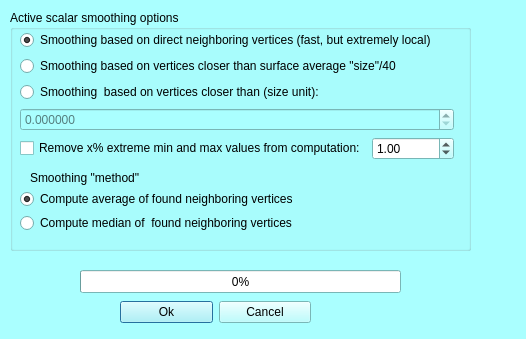
Qt form MorphoDig/Qt/mqScalarsSmoothDialog.ui (morphomuseum/MorphoDig) before a commit.
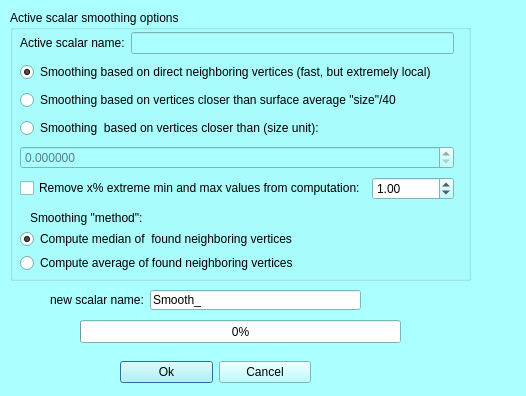
The same form after that commit.

Commit message: Scalar smoothing: new scalar name.

The edit to the form file:
```diff
--- a/MorphoDig/Qt/mqScalarsSmoothDialog.ui
+++ b/MorphoDig/Qt/mqScalarsSmoothDialog.ui
@@ -7,7 +7,7 @@
     <x>0</x>
     <y>0</y>
     <width>526</width>
-    <height>339</height>
+    <height>396</height>
    </rect>
   </property>
   <property name="palette">
@@ -432,7 +432,7 @@
    <property name="geometry">
     <rect>
      <x>120</x>
-     <y>300</y>
+     <y>360</y>
      <width>191</width>
      <height>25</height>
     </rect>
@@ -460,7 +460,7 @@
      <x>10</x>
      <y>10</y>
      <width>461</width>
-     <height>241</height>
+     <height>271</height>
     </rect>
    </property>
    <property name="title">
@@ -472,10 +472,31 @@
       <x>10</x>
       <y>20</y>
       <width>434</width>
-      <height>131</height>
+      <height>172</height>
      </rect>
     </property>
     <layout class="QVBoxLayout" name="verticalLayout">
+     <item>
+      <layout class="QHBoxLayout" name="horizontalLayout_3">
+       <item>
+        <widget class="QLabel" name="label_2">
+         <property name="text">
+          <string>Active scalar name:</string>
+         </property>
+        </widget>
+       </item>
+       <item>
+        <widget class="QLineEdit" name="activeScalarName">
+         <property name="enabled">
+          <bool>false</bool>
+         </property>
+         <property name="text">
+          <string/>
+         </property>
+        </widget>
+       </item>
+      </layout>
+     </item>
      <item>
       <widget class="QRadioButton" name="localNeighbours">
        <property name="text">
@@ -549,27 +570,30 @@
     <property name="geometry">
      <rect>
       <x>10</x>
-      <y>180</y>
+      <y>220</y>
       <width>441</width>
       <height>42</height>
      </rect>
     </property>
     <layout class="QVBoxLayout" name="verticalLayout_2">
-     <item>
-      <widget class="QRadioButton" name="average">
-       <property name="text">
-        <string>Compute average of found neighboring vertices</string>
-       </property>
-       <property name="checked">
-        <bool>true</bool>
-       </property>
-      </widget>
-     </item>
      <item>
       <widget class="QRadioButton" name="median">
        <property name="text">
         <string>Compute median of  found neighboring vertices</string>
        </property>
+       <property name="checked">
+        <bool>true</bool>
+       </property>
+      </widget>
+     </item>
+     <item>
+      <widget class="QRadioButton" name="average">
+       <property name="text">
+        <string>Compute average of found neighboring vertices</string>
+       </property>
+       <property name="checked">
+        <bool>false</bool>
+       </property>
       </widget>
      </item>
     </layout>
@@ -578,13 +602,13 @@
     <property name="geometry">
      <rect>
       <x>20</x>
-      <y>160</y>
+      <y>200</y>
       <width>131</width>
       <height>16</height>
      </rect>
     </property>
     <property name="text">
-     <string>Smoothing &quot;method&quot;</string>
+     <string>Smoothing &quot;method&quot;:</string>
     </property>
    </widget>
   </widget>
@@ -592,7 +616,7 @@
    <property name="geometry">
     <rect>
      <x>80</x>
-     <y>270</y>
+     <y>320</y>
      <width>321</width>
      <height>23</height>
     </rect>
@@ -601,6 +625,32 @@
     <number>0</number>
    </property>
   </widget>
+  <widget class="QLabel" name="label_8">
+   <property name="geometry">
+    <rect>
+     <x>50</x>
+     <y>290</y>
+     <width>101</width>
+     <height>21</height>
+    </rect>
+   </property>
+   <property name="text">
+    <string>&lt;html&gt;&lt;head/&gt;&lt;body&gt;&lt;p&gt;new scalar name:&lt;/p&gt;&lt;/body&gt;&lt;/html&gt;</string>
+   </property>
+  </widget>
+  <widget class="QLineEdit" name="scalarName">
+   <property name="geometry">
+    <rect>
+     <x>150</x>
+     <y>290</y>
+     <width>211</width>
+     <height>20</height>
+    </rect>
+   </property>
+   <property name="text">
+    <string>Smooth_</string>
+   </property>
+  </widget>
  </widget>
  <resources>
   <include location="../Icons/icons.qrc"/>
```
The commit also changes 6 other files.
